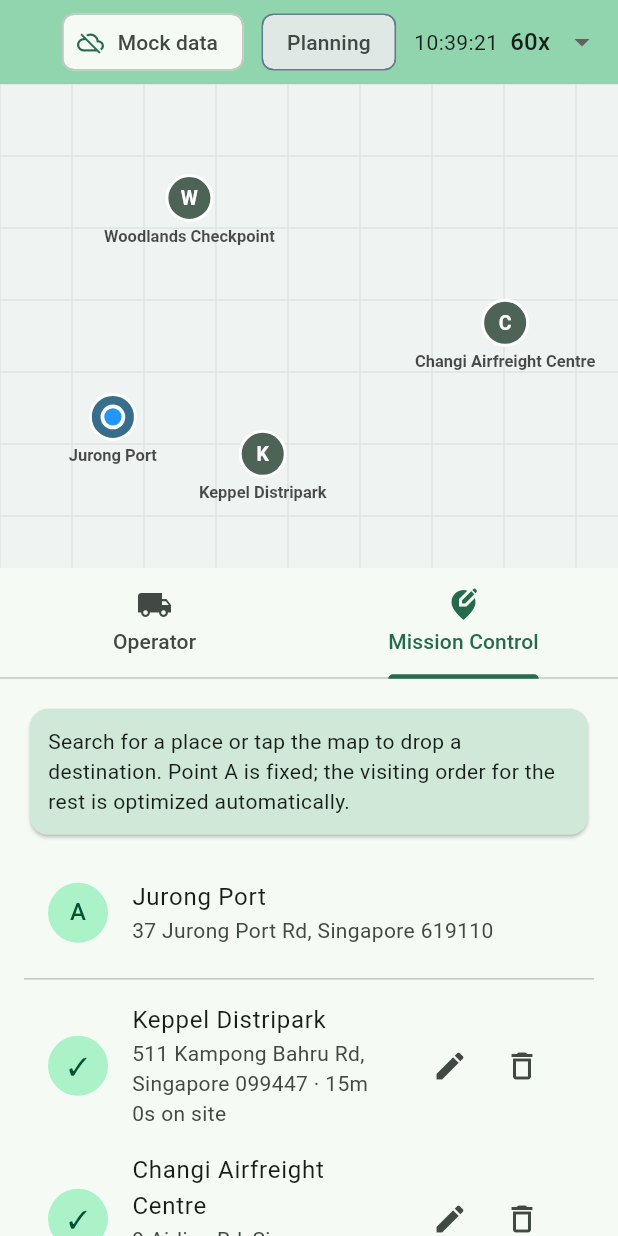
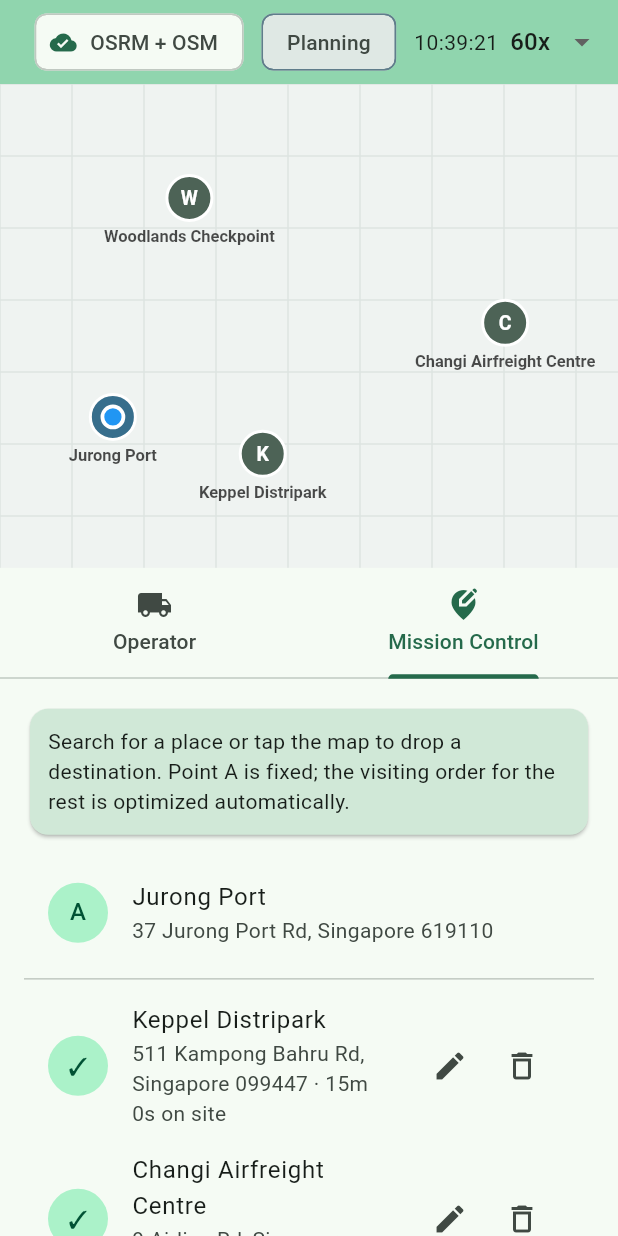
Before and after one commit to Raiden2309/NavigationApp, a Flutter app: the screen it shows after launch, tab 2 chosen, on a phone screen of 412 x 824 dp. Run offline on Flutter 3.47's test engine with Material 3 defaults, Android fonts, the phone set to English and light mode, and no system bars; our stand-ins replace geolocator; network calls fail.

Commit message:
Label the active data source in the app bar
Co-Authored-By: Devin AI <158243242+devin-ai-integration[bot]@users.noreply.github.com>

```diff
--- a/lib/main.dart
+++ b/lib/main.dart
@@ -25,13 +25,14 @@ const String routingBackend = String.fromEnvironment('ROUTING_BACKEND');
 
 bool get useGoogleApis => googleMapsApiKey.isNotEmpty;
 
+String get activeBackend => routingBackend.isNotEmpty
+    ? routingBackend
+    : useGoogleApis
+        ? 'google'
+        : 'osrm';
+
 DirectionsService buildDirectionsService() {
-  final backend = routingBackend.isNotEmpty
-      ? routingBackend
-      : useGoogleApis
-          ? 'google'
-          : 'osrm';
-  return switch (backend) {
+  return switch (activeBackend) {
     'google' => GoogleDirectionsService(apiKey: googleMapsApiKey),
     'osrm' => OsrmDirectionsService(),
     _ => MockDirectionsService(),
@@ -87,7 +88,7 @@ class _MissionRouterAppState extends State<MissionRouterApp> {
     // Google.
     _places = useGoogleApis
         ? GooglePlacesService(apiKey: googleMapsApiKey)
-        : routingBackend == 'mock'
+        : activeBackend == 'mock'
             ? const MockPlacesService()
             : NominatimPlacesService();
     _engine = MissionEngine(
@@ -125,7 +126,16 @@ class _MissionRouterAppState extends State<MissionRouterApp> {
         colorScheme: ColorScheme.fromSeed(seedColor: const Color(0xFF1B6E4B)),
         useMaterial3: true,
       ),
-      home: MissionScreen(engine: _engine, places: _places, liveApis: useGoogleApis),
+      home: MissionScreen(
+        engine: _engine,
+        places: _places,
+        dataSource: switch (activeBackend) {
+          'google' => 'Google APIs',
+          'osrm' => 'OSRM + OSM',
+          _ => 'Mock data',
+        },
+        liveApis: activeBackend != 'mock',
+      ),
     );
   }
 }
--- a/lib/ui/mission_screen.dart
+++ b/lib/ui/mission_screen.dart
@@ -17,13 +17,17 @@ class MissionScreen extends StatefulWidget {
     super.key,
     required this.engine,
     required this.places,
+    this.dataSource = 'Mock data',
     this.liveApis = false,
   });
 
   final MissionEngine engine;
   final PlacesService places;
 
-  /// Whether the real Google APIs are in use rather than the offline mocks.
+  /// Where roads and places come from, e.g. `Google APIs` or `OSRM + OSM`.
+  final String dataSource;
+
+  /// Whether real network services are in use rather than the offline mocks.
   final bool liveApis;
 
   @override
@@ -56,7 +60,7 @@ class _MissionScreenState extends State<MissionScreen> with SingleTickerProvider
             actions: [
               Chip(
                 avatar: Icon(widget.liveApis ? Icons.cloud_done : Icons.cloud_off, size: 18),
-                label: Text(widget.liveApis ? 'Google APIs' : 'Mock data'),
+                label: Text(widget.dataSource),
               ),
               const SizedBox(width: 12),
               _StatusChip(status: engine.status),
```
